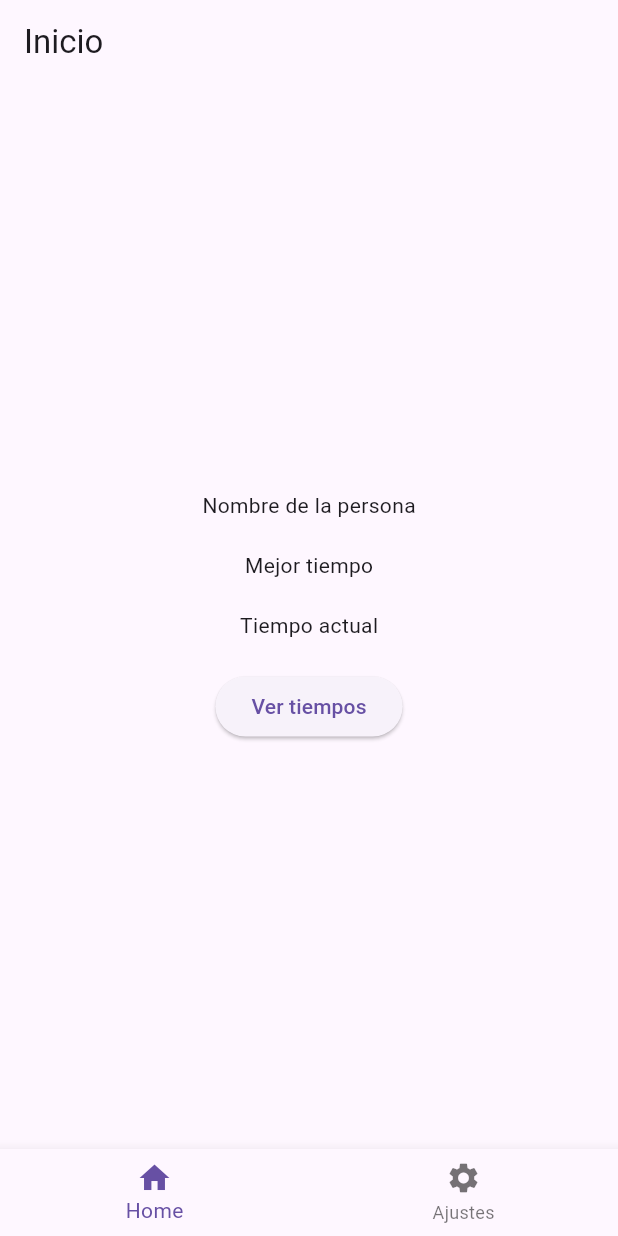
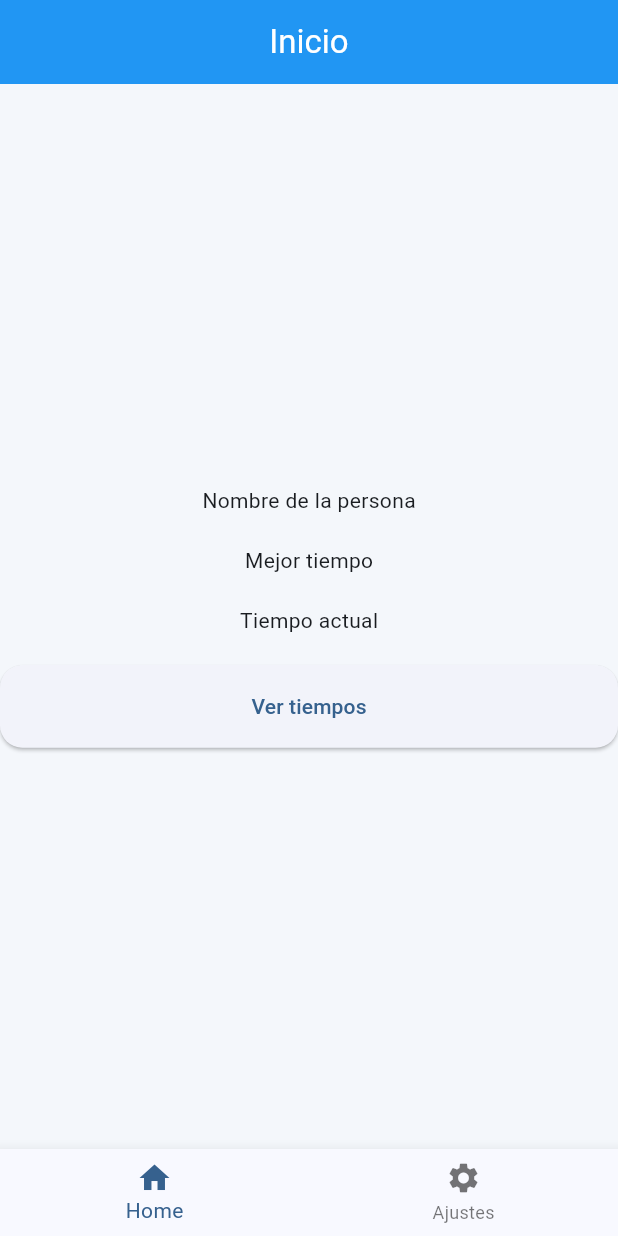
Before and after one commit to TiagoBesaron/GRUPO1_PF_5C_2026, a Flutter app: the screen it shows after launch, after a tap on "Ingresar", on a phone screen of 412 x 824 dp. Run offline on Flutter 3.47's test engine with Material 3 defaults, Android fonts, the phone set to English and light mode, and no system bars; our stand-ins replace go_router.

Commit message:
le doy estetica al proyecto

```diff
--- a/app/reacciona/lib/main.dart
+++ b/app/reacciona/lib/main.dart
@@ -1,16 +1,20 @@
 import 'package:flutter/material.dart';
 import 'core/router/app_router.dart';
+import 'theme/app_theme.dart';
 
 void main() {
-  runApp(const MyApp());
+  runApp(const LedTrainerApp());
 }
 
-class MyApp extends StatelessWidget {
-  const MyApp({super.key});
+class LedTrainerApp extends StatelessWidget {
+  const LedTrainerApp({super.key});
 
   @override
   Widget build(BuildContext context) {
     return MaterialApp.router(
+      title: 'LED Trainer',
+      debugShowCheckedModeBanner: false,
+      theme: AppTheme.lightTheme,
       routerConfig: appRouter,
     );
   }
--- /dev/null
+++ b/app/reacciona/lib/theme/app_theme.dart
@@ -0,0 +1,47 @@
+import 'package:flutter/material.dart';
+
+class AppTheme {
+  static ThemeData get lightTheme {
+    return ThemeData(
+      useMaterial3: true,
+
+      colorScheme: ColorScheme.fromSeed(
+        seedColor: Colors.blue,
+        brightness: Brightness.light,
+      ),
+
+      scaffoldBackgroundColor: const Color(0xfff4f7fb),
+
+      appBarTheme: const AppBarTheme(
+        centerTitle: true,
+        elevation: 0,
+        backgroundColor: Colors.blue,
+        foregroundColor: Colors.white,
+      ),
+
+      elevatedButtonTheme: ElevatedButtonThemeData(
+        style: ElevatedButton.styleFrom(
+          minimumSize: const Size(double.infinity, 55),
+          shape: RoundedRectangleBorder(
+            borderRadius: BorderRadius.circular(15),
+          ),
+        ),
+      ),
+
+      cardTheme: CardThemeData(
+        elevation: 3,
+      shape: RoundedRectangleBorder(
+        borderRadius: BorderRadius.circular(18),
+      ),
+      ),
+
+      inputDecorationTheme: InputDecorationTheme(
+        filled: true,
+        fillColor: Colors.white,
+        border: OutlineInputBorder(
+          borderRadius: BorderRadius.circular(15),
+        ),
+      ),
+    );
+  }
+}
```
